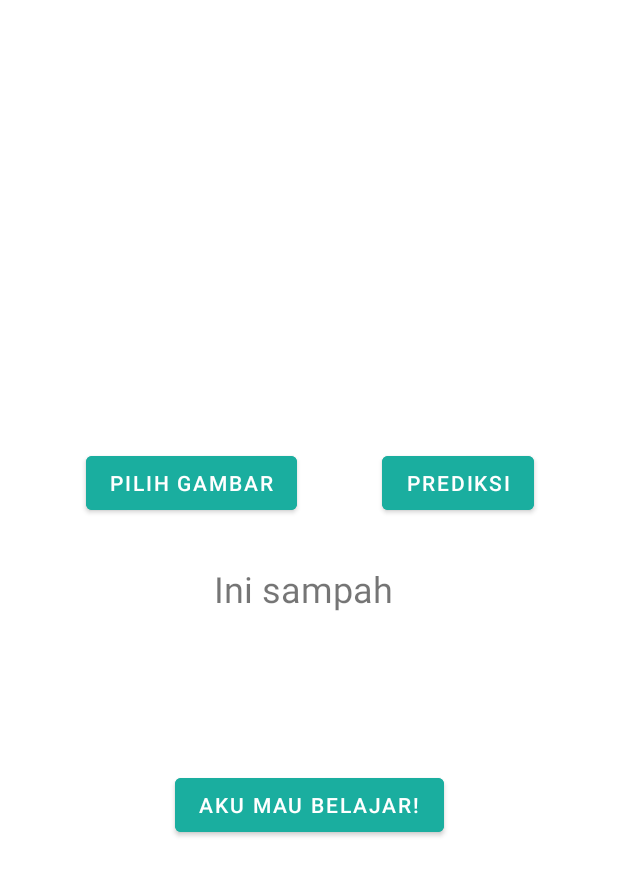
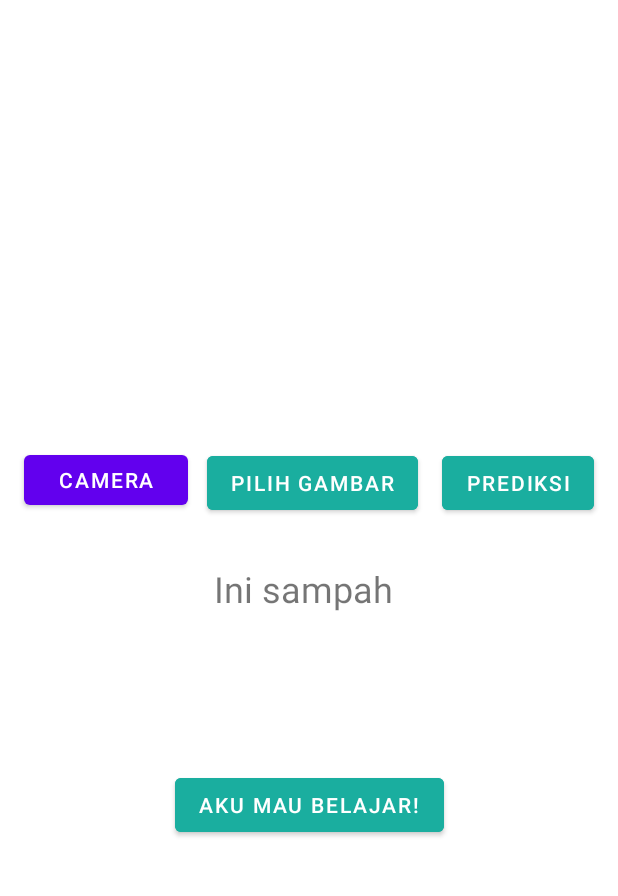
Before and after one commit to kevinwiwaha/CapstoneBangkit, an Android app: the screen it shows after launch (MainActivity), on a phone screen of 412 x 824 dp, the part 167-1063 px from its top. Run offline under Robolectric (Android 15) with nearby library versions, the phone set to English and light mode, and no system bars; libraries missing offline, so code that uses them is left out: org.tensorflow.lite; pictures from the network do not load.

Commit message:
add camera button

```diff
--- a/Android/imagerecog/app/src/main/AndroidManifest.xml
+++ b/Android/imagerecog/app/src/main/AndroidManifest.xml
@@ -3,7 +3,7 @@
     package="com.example.imagerecog" >
 
     <uses-permission android:name="android.permission.INTERNET" />
-
+    <uses-permission android:name="android.permission.CAMERA"></uses-permission>
     <application
         android:usesCleartextTraffic="true"
         android:allowBackup="true"
--- a/Android/imagerecog/app/src/main/java/com/example/imagerecog/api/RetrofitInstance.kt
+++ b/Android/imagerecog/app/src/main/java/com/example/imagerecog/api/RetrofitInstance.kt
@@ -8,7 +8,7 @@ object RetrofitInstance {
 
     private val retrofit by lazy {
         Retrofit.Builder()
-            .baseUrl("http://38c1494c3c0a.ngrok.io")
+            .baseUrl("https://wemo-server-fsngx4umpq-et.a.run.app")
             .addConverterFactory(GsonConverterFactory.create())
             .build()
     }
--- a/Android/imagerecog/app/src/main/res/layout/activity_main.xml
+++ b/Android/imagerecog/app/src/main/res/layout/activity_main.xml
@@ -54,20 +54,19 @@
                 android:id="@+id/button"
                 android:layout_width="wrap_content"
                 android:layout_height="wrap_content"
+                android:layout_marginEnd="16dp"
                 android:backgroundTint="#1AAE9F"
                 android:text="Pilih Gambar"
                 app:layout_constraintBottom_toBottomOf="parent"
                 app:layout_constraintEnd_toStartOf="@+id/button2"
-                app:layout_constraintHorizontal_bias="0.504"
-                app:layout_constraintStart_toStartOf="parent"
                 app:layout_constraintTop_toBottomOf="@+id/imageView"
-                app:layout_constraintVertical_bias="0.158" />
+                app:layout_constraintVertical_bias="0.157" />
 
             <Button
                 android:id="@+id/button2"
                 android:layout_width="wrap_content"
                 android:layout_height="wrap_content"
-                android:layout_marginEnd="56dp"
+                android:layout_marginEnd="16dp"
                 android:backgroundTint="#1AAE9F"
                 android:text="prediksi"
                 app:layout_constraintBottom_toBottomOf="parent"
@@ -141,6 +140,18 @@
                 app:layout_constraintTop_toBottomOf="@+id/imageView"
                 app:layout_constraintVertical_bias="1.0" />
 
+            <Button
+                android:id="@+id/button4"
+                android:layout_width="109dp"
+                android:layout_height="45dp"
+                android:text="camera"
+                app:layout_constraintBottom_toBottomOf="@+id/button2"
+                app:layout_constraintEnd_toStartOf="@+id/button2"
+                app:layout_constraintHorizontal_bias="0.086"
+                app:layout_constraintStart_toStartOf="parent"
+                app:layout_constraintTop_toBottomOf="@+id/imageView"
+                app:layout_constraintVertical_bias="0.931" />
+
         </androidx.constraintlayout.widget.ConstraintLayout>
 
 
--- a/Android/imagerecog/build.gradle
+++ b/Android/imagerecog/build.gradle
@@ -8,6 +8,7 @@ buildscript {
     dependencies {
         classpath "com.android.tools.build:gradle:4.2.1"
         classpath "org.jetbrains.kotlin:kotlin-gradle-plugin:$kotlin_version"
+
 
         // NOTE: Do not place your application dependencies here; they belong
         // in the individual module build.gradle files
```
Also changed, not shown: Android/imagerecog/app/build.gradle (+13 -13 lines), Android/imagerecog/app/src/main/java/com/example/imagerecog/MainActivity.kt (+86 -7 lines), 2 other files.
